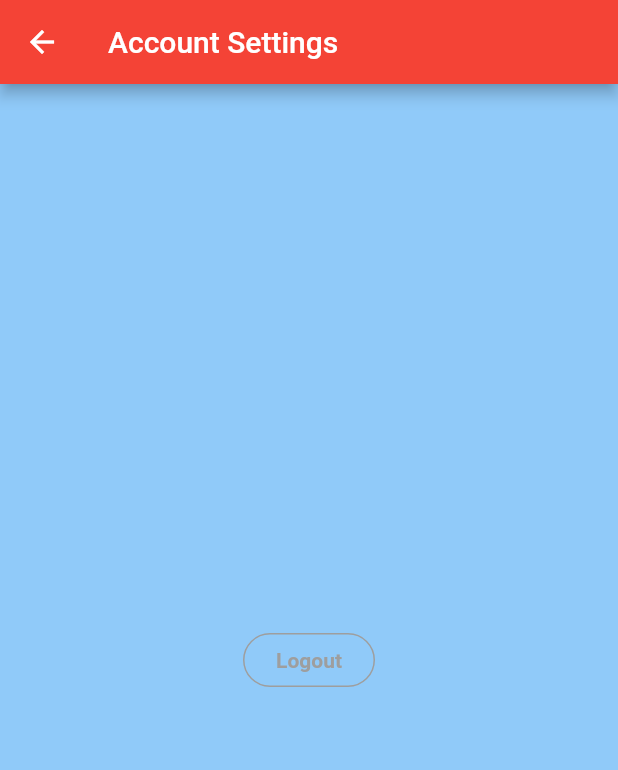
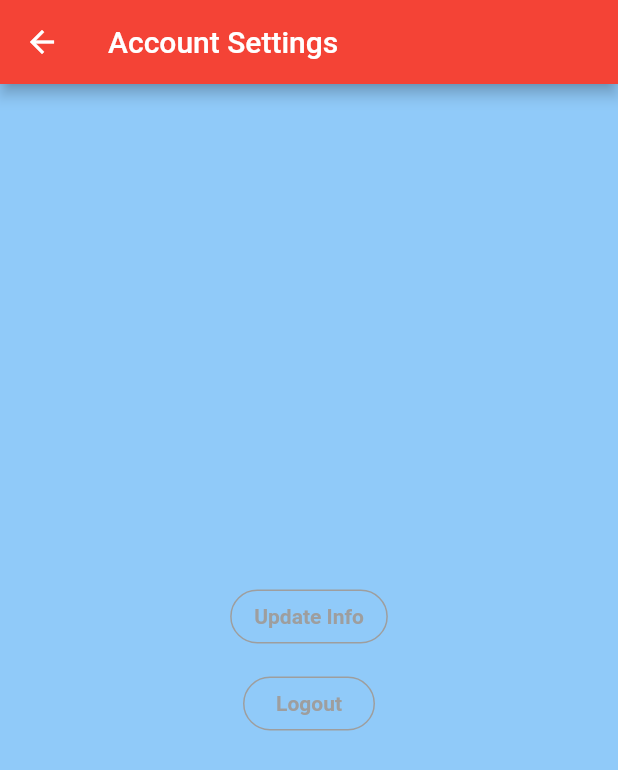
Before and after one commit to Flash-Learn/app, a Flutter app: the AccountSettings screen opened directly, on a phone screen of 412 x 824 dp. Shown: the top 770 px of the screen. Run offline on Flutter 3.47's test engine with Material 2 defaults, Android fonts, the phone set to English and light mode, and no system bars; our stand-ins replace cloud_firestore, firebase_auth, flutter_spinkit, google_sign_in, shared_preferences; missing offline and left inert: flappy_search_bar; accounts and stored records are empty.

```diff
--- a/microlearning/lib/classes/google_signin.dart
+++ b/microlearning/lib/classes/google_signin.dart
@@ -57,7 +57,7 @@ Future<String> signInWithGoogle(BuildContext context) async {
   if(user!=null){
     SharedPreferences prefs = await SharedPreferences.getInstance();
     prefs.setString('email', email);
-    prefs.setString('name', name);
+    prefs.setString('uid', user.uid);
   }
 
   return '$user';
--- a/microlearning/lib/screens/accountsettings.dart
+++ b/microlearning/lib/screens/accountsettings.dart
@@ -1,6 +1,7 @@
 import 'package:flutter/material.dart';
 import 'package:microlearning/classes/google_signin.dart';
 import 'package:microlearning/screens/authentication/login.dart';
+import 'package:microlearning/screens/edit_info.dart';
 
 
 class AccountSettings extends StatelessWidget {
@@ -19,7 +20,26 @@ class AccountSettings extends StatelessWidget {
       ),
       backgroundColor: Colors.blue[200],
       body: Center(
-        child: OutlineButton(
+        child: Column(
+          mainAxisAlignment: MainAxisAlignment.center,
+          children: <Widget>[
+            OutlineButton(
+              child:Text(
+                'Update Info',
+                style: TextStyle(
+                  color: Colors.grey,
+                  fontWeight: FontWeight.bold,
+                )
+              ),
+              splashColor: Colors.teal,
+              shape: RoundedRectangleBorder(borderRadius: BorderRadius.circular(40)),
+              borderSide: BorderSide(color: Colors.grey),
+              onPressed: () {
+                Navigator.push(context, MaterialPageRoute(builder: (context) => EditInfo()));
+              },
+            ),
+            SizedBox(height: 10.0,),
+            OutlineButton(
               child: Text('Logout',
               style: TextStyle(
                 color: Colors.grey,
@@ -37,6 +57,8 @@ class AccountSettings extends StatelessWidget {
                   ModalRoute.withName('/login'),
                 );
               },
+            ),
+          ],
         )
       ),
     );
--- a/microlearning/lib/screens/authentication/loadingscreen.dart
+++ b/microlearning/lib/screens/authentication/loadingscreen.dart
@@ -37,7 +37,7 @@ class _EmailVerificationState extends State<EmailVerification> {
               isUserEmailVerified = user.isEmailVerified;
               SharedPreferences prefs = await SharedPreferences.getInstance();
               prefs.setString('email', user.email);
-              prefs.setString('uid', uid);
+              prefs.setString('uid', user.uid);
               Navigator.pushReplacement(context, MaterialPageRoute(builder: (context){return GetUserInfo();}));
               timer.cancel();
             }
--- a/microlearning/lib/screens/authentication/login.dart
+++ b/microlearning/lib/screens/authentication/login.dart
@@ -93,6 +93,7 @@ class _LoginUserState extends State<LoginUser> {
                             }else{
                               SharedPreferences prefs = await SharedPreferences.getInstance();
                               prefs.setString('email', email);
+                              prefs.setString('uid', result.uid);
                               Navigator.of(context).pushReplacement(
                                  MaterialPageRoute(
                                    builder: (context) {
```
Also changed, not shown: microlearning/lib/helperFunctions/database.dart (+36 -6 lines), microlearning/lib/screens/edit_info.dart (renamed from microlearning/lib/screens/authentication/get_user_info.dart, +29 -23 lines), 1 other file. Lines whose indentation alone changed are shown as unchanged.
